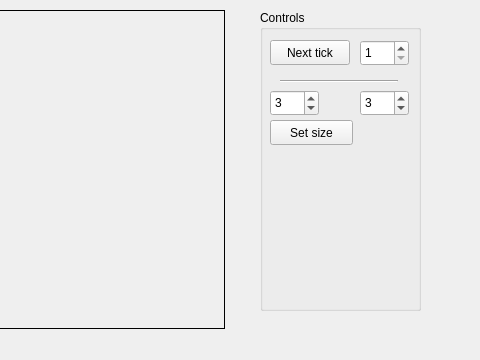
EVE-Team/simulation, file mainwindow.ui: the form before one commit; both pictures show x 270 to 750 and y 0 to 360 of the 750 by 360 pixel window.
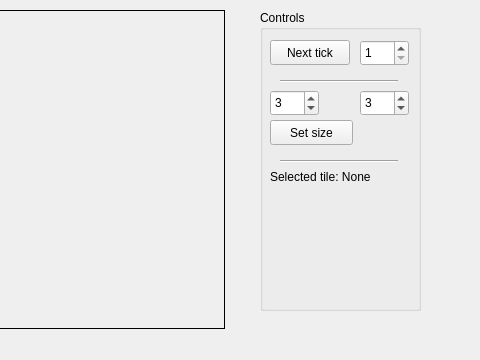
The form after the commit.

Commit message: Display info about selected tile

```diff
--- a/mainwindow.ui
+++ b/mainwindow.ui
@@ -144,6 +144,35 @@
       <string>Set size</string>
      </property>
     </widget>
+    <widget class="Line" name="line_2">
+     <property name="geometry">
+      <rect>
+       <x>20</x>
+       <y>150</y>
+       <width>118</width>
+       <height>3</height>
+      </rect>
+     </property>
+     <property name="orientation">
+      <enum>Qt::Horizontal</enum>
+     </property>
+    </widget>
+    <widget class="QLabel" name="lblTileInfo">
+     <property name="geometry">
+      <rect>
+       <x>10</x>
+       <y>160</y>
+       <width>141</width>
+       <height>81</height>
+      </rect>
+     </property>
+     <property name="text">
+      <string>Selected tile: None</string>
+     </property>
+     <property name="alignment">
+      <set>Qt::AlignLeading|Qt::AlignLeft|Qt::AlignTop</set>
+     </property>
+    </widget>
    </widget>
   </widget>
  </widget>
```
The commit also changes 4 other files.
